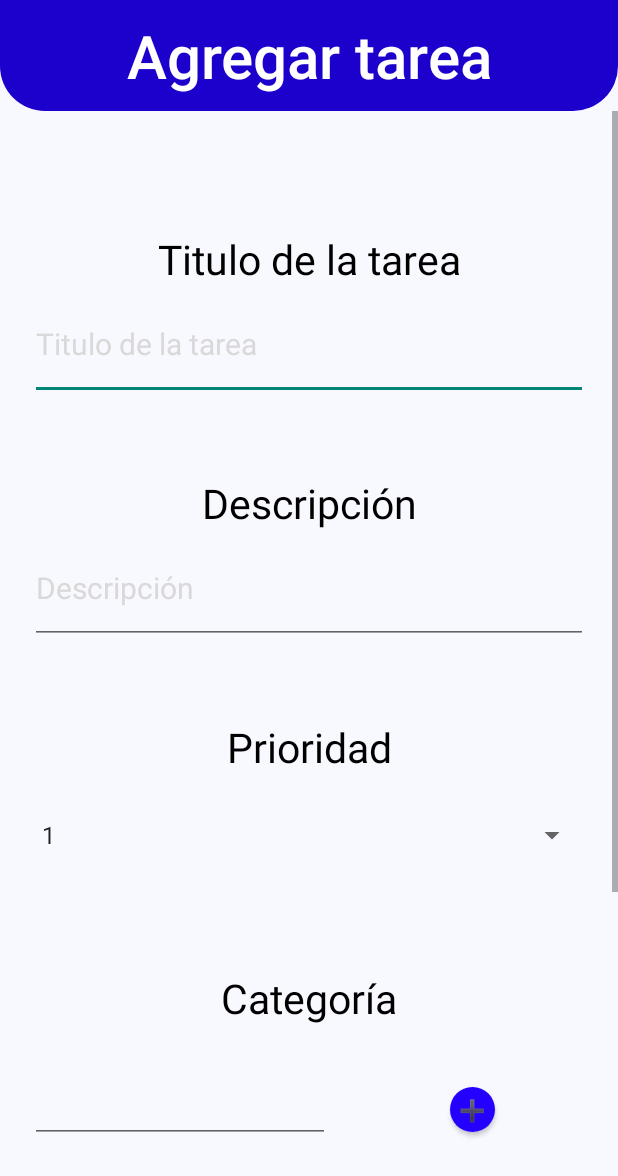
After one commit to Marcos-Ruiz1/Equipo4_ProyectoFinal, an Android app: the Add_Task_Activity screen opened directly, with no data from a screen before it, on a phone screen of 412 x 824 dp. The commit adds this screen. Shown: the top 1176 px of the screen. Run offline under Robolectric (Android 15) with nearby library versions, the phone set to English and light mode, and no system bars; libraries missing offline, so code that uses them is left out: com.jakewharton.threetenabp; plain views replace NumberPicker; 10 statements that could not run were skipped.

Commit message:
Change: Cambio en el diseño de layouts crear y editar
Se hizo un cambio para mejorar el diseño de los layouts de agregar y editar tareas así como se reutilizo el .xml ya que es el mismo diseño para ambas opciones

```diff
--- a/app/src/main/AndroidManifest.xml
+++ b/app/src/main/AndroidManifest.xml
@@ -39,5 +39,8 @@
         <activity
             android:name=".MainActivity"
             android:exported="false" />
+        <activity
+            android:name=".Add_Task_Activity"
+            android:exported="false" />
     </application>
 </manifest>
--- /dev/null
+++ b/app/src/main/java/rodriguez/rosa/evangelion30/Add_Task_Activity.kt
@@ -0,0 +1,133 @@
+package rodriguez.rosa.evangelion30
+
+import android.content.Intent
+import android.os.Bundle
+import android.widget.ArrayAdapter
+import android.widget.Button
+import android.widget.CheckBox
+import android.widget.EditText
+import android.widget.GridLayout
+import android.widget.Spinner
+import android.widget.TextView
+import androidx.activity.enableEdgeToEdge
+import androidx.appcompat.app.AppCompatActivity
+import androidx.core.view.ViewCompat
+import androidx.core.view.WindowInsetsCompat
+import com.jakewharton.threetenabp.AndroidThreeTen
+
+class Add_Task_Activity : AppCompatActivity() {
+
+    data class fechas(val dia: Int, val mes: Int, val anio: Int)
+
+    //    Atributos de la pantalla
+    private lateinit var tituloActividad: TextView
+    private lateinit var textoTitulo: EditText
+    private lateinit var textoDescripcion: EditText
+    private lateinit var spinner: Spinner
+    private lateinit var textoCategoria: EditText
+    private lateinit var botonAgregarCategoria: Button
+    private lateinit var layoutCategorias: GridLayout
+    private lateinit var seleccionadorAnio: com.loper7.date_time_picker.number_picker.NumberPicker
+    private lateinit var seleccionadorMes: com.loper7.date_time_picker.number_picker.NumberPicker
+    private lateinit var seleccionadorDia: com.loper7.date_time_picker.number_picker.NumberPicker
+    private lateinit var checkBoxSinFehca: CheckBox
+    private lateinit var botonAgregar: Button
+//    fin de los atributos de la pantalla
+
+    override fun onCreate(savedInstanceState: Bundle?) {
+        super.onCreate(savedInstanceState)
+
+        AndroidThreeTen.init(this)
+
+        enableEdgeToEdge()
+        setContentView(R.layout.activity_edit_task)
+        ViewCompat.setOnApplyWindowInsetsListener(findViewById(R.id.main)) { v, insets ->
+            val systemBars = insets.getInsets(WindowInsetsCompat.Type.systemBars())
+            v.setPadding(systemBars.left, systemBars.top, systemBars.right, systemBars.bottom)
+            insets
+        }
+
+        botonAgregar          = findViewById(R.id.botonAgregarTarea)
+        textoTitulo           = findViewById<EditText>(R.id.tituloTarea)
+        textoDescripcion      = findViewById<EditText>(R.id.descripcionTarea)
+        spinner               = findViewById<Spinner>(R.id.prioritySpinner)
+        textoCategoria        = findViewById<EditText>(R.id.textoCategoria)
+        botonAgregarCategoria = findViewById<Button>(R.id.botonAgregarCategoria)
+        layoutCategorias      = findViewById(R.id.layoutCategorias)
+        seleccionadorAnio     = findViewById(R.id.np_datetime_year)
+        seleccionadorMes      = findViewById(R.id.np_datetime_month)
+        seleccionadorDia      = findViewById(R.id.np_datetime_day)
+        checkBoxSinFehca      = findViewById<CheckBox>(R.id.checkboxDeadline)
+        tituloActividad       = findViewById<TextView>(R.id.tituloActividad)
+
+        //Modificación del texto del boton y el titulo de la actividad
+        botonAgregar.text = "AGREGAR TAREA"
+        tituloActividad.text = "Agregar tarea"
+
+        setearDatos()
+        setearBotones()
+
+        if (this.intent.extras != null) {
+            setExtras(this.intent.extras!!)
+        }
+
+    }
+
+    private fun setearDatos(): Unit {
+
+        ArrayAdapter.createFromResource(
+            this, R.array.taskPriorities,
+            android.R.layout.simple_spinner_item
+        ).also { adapter ->
+            adapter.setDropDownViewResource(android.R.layout.simple_spinner_dropdown_item)
+            spinner.adapter = adapter
+        }
+
+        val timestamp = org.threeten.bp.LocalDate.now()
+
+        seleccionadorAnio.maxValue = 2050
+        seleccionadorAnio.minValue = timestamp.year
+
+        seleccionadorDia.minValue = 1
+        seleccionadorDia.maxValue = 31
+
+        seleccionadorMes.minValue = 1
+        seleccionadorMes.maxValue = 12
+
+    }
+
+    private fun setearBotones(): Unit {
+
+        botonAgregar.setOnClickListener {
+//            toda la logica para guardar la tarea o verificar que la tarea tiene un formato adecuado
+            val intent: Intent = Intent(this, MainActivity::class.java)
+            this.startActivity(intent)
+        }
+
+    }
+
+    private fun setExtras(extras: Bundle): Unit {
+
+        val titulo = extras.getString("titulo") ?: "TAREA SIN TITULO"
+        val descripcion = extras.getString("descripcion") ?: "TAREA SIN DESCRIPCION"
+
+        val fecha = getFecha(extras.getString("fecha") ?: "01/01/2000")
+
+        textoTitulo.setText(titulo)
+        textoDescripcion.setText(descripcion)
+
+        seleccionadorDia.value = fecha.dia
+        seleccionadorMes.value = fecha.mes
+        seleccionadorAnio.value = fecha.anio
+
+        botonAgregar.text = resources.getText(R.string.tituloEditarTarea)
+        tituloActividad.text = resources.getText(R.string.tituloEditarTarea)
+
+    }
+
+    private fun getFecha(fecha: String): fechas {
+        val values = fecha.split("/")
+        return fechas(values[0].toInt(), values[1].toInt(), values[2].toInt())
+    }
+
+}
--- a/app/src/main/java/rodriguez/rosa/evangelion30/ui/home/HomeFragment.kt
+++ b/app/src/main/java/rodriguez/rosa/evangelion30/ui/home/HomeFragment.kt
@@ -12,6 +12,7 @@ import android.widget.GridView
 import android.widget.TextView
 import androidx.fragment.app.Fragment
 import androidx.lifecycle.ViewModelProvider
+import rodriguez.rosa.evangelion30.Add_Task_Activity
 import rodriguez.rosa.evangelion30.Configuracion
 import rodriguez.rosa.evangelion30.DescriptionTask
 import rodriguez.rosa.evangelion30.Edit_Task_Activity
@@ -54,7 +55,7 @@ class HomeFragment : Fragment() {
         val agregarButton = root.findViewById<Button>(R.id.btnAgregarTarea)
 
         agregarButton.setOnClickListener {
-            val intent: Intent = Intent(root.context, Edit_Task_Activity::class.java)
+            val intent: Intent = Intent(root.context, Add_Task_Activity::class.java)
             root.context.startActivity(intent)
         }
 
--- a/app/src/main/res/layout/activity_edit_task.xml
+++ b/app/src/main/res/layout/activity_edit_task.xml
@@ -10,16 +10,17 @@
     tools:context=".Edit_Task_Activity">
 
     <TextView
+        android:id="@+id/tituloActividad"
         android:layout_width="match_parent"
         android:layout_height="wrap_content"
-        android:text="@string/titutloAgregarTarea"
+        android:text="@string/tituloEditarTarea"
         android:background="@drawable/title_border"
         android:gravity="center"
         android:fontFamily="sans-serif-light"
         android:paddingVertical="10dp"
         android:textColor="@color/white"
         android:textSize="@dimen/textHeaderSize"
-        android:id="@+id/tituloActividad"
+        android:textStyle="bold"
         />
 
     <ScrollView
@@ -32,11 +33,20 @@
             android:orientation="vertical"
             >
 
+            <TextView
+                android:layout_width="match_parent"
+                android:layout_height="wrap_content"
+                android:layout_marginTop="80dp"
+                android:text="@string/taskTitle"
+                android:gravity="center"
+                android:textSize="@dimen/subtitleTextSize"
+                android:textColor="@color/black"
+                />
+
             <EditText
                 android:id="@+id/tituloTarea"
                 android:layout_width="match_parent"
                 android:layout_height="wrap_content"
-                android:layout_marginTop="100dp"
                 android:hint="@string/taskTitle"
                 android:textSize="@dimen/textInputSize"
                 android:paddingVertical="24dp"
@@ -45,11 +55,20 @@
                 android:layout_marginHorizontal="20dp"
                 />
 
+            <TextView
+                android:layout_width="match_parent"
+                android:layout_height="wrap_content"
+                android:text="@string/taskDescription"
+                android:gravity="center"
+                android:textSize="@dimen/subtitleTextSize"
+                android:textColor="@color/black"
+                android:layout_marginTop="50dp"
+                />
+
             <EditText
                 android:id="@+id/descripcionTarea"
                 android:layout_width="match_parent"
                 android:layout_height="wrap_content"
-                android:layout_marginTop="70dp"
                 android:inputType="textMultiLine"
                 android:textColor="@color/black"
                 android:paddingVertical="24dp"
@@ -59,9 +78,18 @@
                 android:layout_marginHorizontal="20dp"
                 />
 
+            <TextView
+                android:layout_width="match_parent"
+                android:layout_height="wrap_content"
+                android:text="@string/prioridadTask"
+                android:gravity="center"
+                android:textSize="@dimen/subtitleTextSize"
+                android:textColor="@color/black"
+                android:layout_marginTop="50dp"
+                />
+
             <Spinner
                 android:id="@+id/prioritySpinner"
-                android:layout_marginTop="50dp"
                 android:layout_width="match_parent"
                 android:layout_marginHorizontal="20dp"
                 android:layout_height="80dp" />
@@ -71,8 +99,9 @@
                 android:layout_height="wrap_content"
                 android:text="@string/categories"
                 android:gravity="center"
-                android:textSize="@dimen/textHeaderSize"
+                android:textSize="@dimen/subtitleTextSize"
                 android:textColor="@color/black"
+                android:layout_marginTop="50dp"
                 />
 
             <LinearLayout
@@ -93,8 +122,8 @@
 
                 <Button
                     android:id="@+id/botonAgregarCategoria"
-                    android:layout_width="60dp"
-                    android:layout_height="60dp"
+                    android:layout_width="30dp"
+                    android:layout_height="30dp"
                     android:background="@drawable/round_button"
                     android:text="@string/agregarButton" />
 
@@ -113,11 +142,13 @@
             <TextView
                 android:layout_width="wrap_content"
                 android:layout_height="wrap_content"
+                android:layout_gravity="center"
                 android:text="@string/deadline"
-                android:textSize="30sp"
+                android:textSize="@dimen/subtitleTextSize"
                 android:textColor="@color/black"
                 android:layout_marginStart="20dp"
                 android:layout_marginBottom="10dp"
+                android:layout_marginTop="50dp"
                 />
 
             <View
@@ -192,6 +223,7 @@
                 android:layout_height="wrap_content"
                 android:columnCount="2"
                 android:layout_marginTop="40dp"
+                android:layout_marginHorizontal="20dp"
                 >
 
                 <TextView
@@ -199,7 +231,8 @@
                     android:layout_height="wrap_content"
                     android:text="@string/withDeadline"
                     android:textColor="@color/black"
-                    android:textSize="35sp"
+                    android:textSize="@dimen/subtitleTextSize"
+                    android:layout_marginRight="5dp"
                     />
 
                 <CheckBox
@@ -216,7 +249,7 @@
                 android:layout_gravity="center"
                 android:layout_width="wrap_content"
                 android:layout_height="wrap_content"
-                android:text="@string/titutloAgregarTarea"
+                android:text="@string/tituloEditarTarea"
                 android:background="@drawable/round_button"
                 android:paddingHorizontal="60dp"
                 android:paddingVertical="20dp"
--- a/app/src/main/res/values/dimens.xml
+++ b/app/src/main/res/values/dimens.xml
@@ -1,14 +1,14 @@
+
 <resources>
-    <!-- Default screen margins, per the Android Design guidelines. -->
-    <dimen name="activity_horizontal_margin">16dp</dimen>
-    <dimen name="activity_vertical_margin">16dp</dimen>
 
     <!--General dimens used on every activity or in almost activity (Frequently used) -->
     <dimen name="textInputSize">20sp</dimen>
     <dimen name="textHeaderSize">40sp</dimen>
+    <dimen name="subtitleTextSize">27sp</dimen>
 
     <!--Dimesiones para las pantallas, de log in, registro y contraseña olvidada-->
     <dimen name="marginTopComponents">15dp</dimen>
     <dimen name="horizontalMargin">25dp</dimen>
 
+
 </resources>
```
